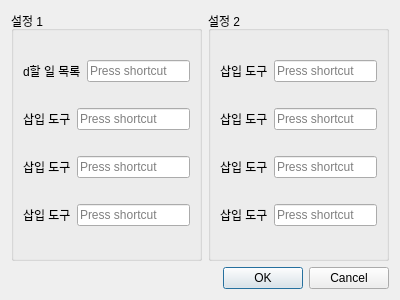
First picture: the form in ui/settings.ui, repository Glen-Lee-glitch/new_viewer, before the edit.
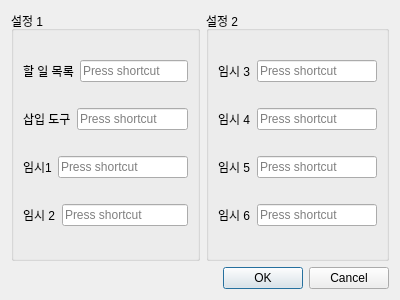
Second picture: the form after the edit.

Commit message: feat(ui): 단축키 명칭 '임시'로 수정

```diff
--- a/ui/settings.ui
+++ b/ui/settings.ui
@@ -27,7 +27,7 @@
           <item>
            <widget class="QLabel" name="label">
             <property name="text">
-             <string>d할 일 목록</string>
+             <string>할 일 목록</string>
             </property>
            </widget>
           </item>
@@ -55,7 +55,7 @@
           <item>
            <widget class="QLabel" name="label_4">
             <property name="text">
-             <string>삽입 도구</string>
+             <string>임시1</string>
             </property>
            </widget>
           </item>
@@ -69,7 +69,7 @@
           <item>
            <widget class="QLabel" name="label_5">
             <property name="text">
-             <string>삽입 도구</string>
+             <string>임시 2</string>
             </property>
            </widget>
           </item>
@@ -92,7 +92,7 @@
           <item>
            <widget class="QLabel" name="label_2">
             <property name="text">
-             <string>삽입 도구</string>
+             <string>임시 3</string>
             </property>
            </widget>
           </item>
@@ -106,7 +106,7 @@
           <item>
            <widget class="QLabel" name="label_8">
             <property name="text">
-             <string>삽입 도구</string>
+             <string>임시 4</string>
             </property>
            </widget>
           </item>
@@ -120,7 +120,7 @@
           <item>
            <widget class="QLabel" name="label_7">
             <property name="text">
-             <string>삽입 도구</string>
+             <string>임시 5</string>
             </property>
            </widget>
           </item>
@@ -134,7 +134,7 @@
           <item>
            <widget class="QLabel" name="label_6">
             <property name="text">
-             <string>삽입 도구</string>
+             <string>임시 6</string>
             </property>
            </widget>
           </item>
```
